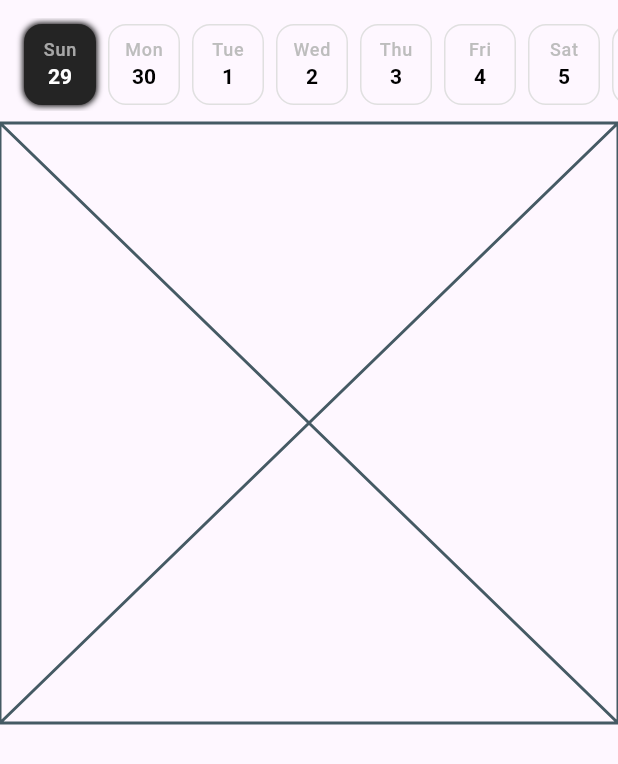
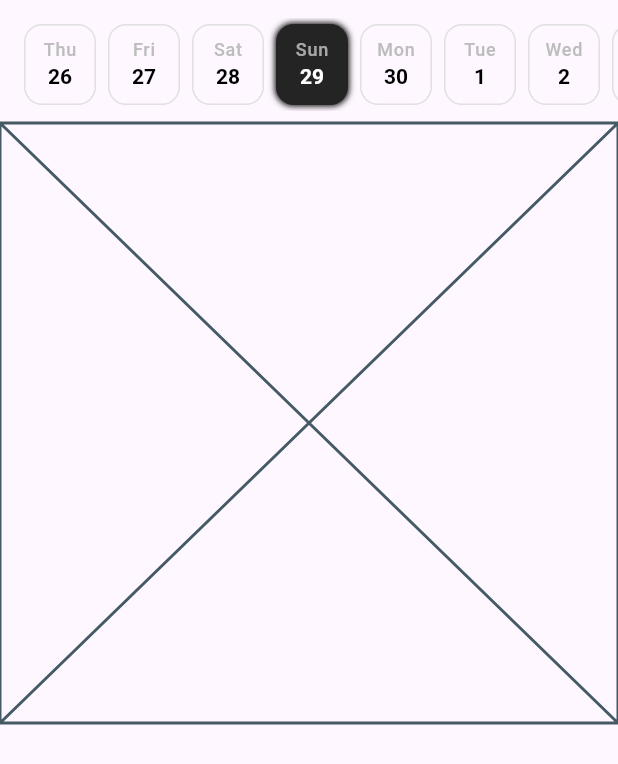
Before and after one commit to hamidjalili59/zest, a Flutter app: the HomePage screen opened by its route, on a phone screen of 412 x 824 dp. Shown: the top 764 px of the screen. Run offline on Flutter 3.47's test engine with Material 3 defaults, Android fonts, the light colour scheme and no system bars; our stand-ins replace dio, drift, drift_flutter, equatable, flutter_svg, freezed_annotation and 6 more; missing offline and left inert: dio_smart_retry; accounts and stored records are empty; generated files the repository leaves out were written again.

Commit message:
chore change method of day counting

```diff
--- a/lib/src/features/home/presentation/pages/home_page.dart
+++ b/lib/src/features/home/presentation/pages/home_page.dart
@@ -38,6 +38,18 @@ class DayCounterWidget extends StatefulWidget {
 
 class _DayCounterWidgetState extends State<DayCounterWidget> {
   final boxSize = Size(48, 54);
+  final today = DateTime.now();
+  final dateList = List<DateTime>.empty(growable: true);
+
+  @override
+  void initState() {
+    dateList.clear();
+    for (int i = -3; i <= 25; i++) {
+      final date = today.add(Duration(days: i));
+      dateList.add(date);
+    }
+    super.initState();
+  }
 
   @override
   Widget build(BuildContext context) {
@@ -53,10 +65,10 @@ class _DayCounterWidgetState extends State<DayCounterWidget> {
         child: Row(
           spacing: 8,
           children: List.generate(
-            16,
+            dateList.length,
             (index) => DecoratedBox(
               decoration: BoxDecoration(
-                border: index == 0
+                border: dateList[index] == today
                     ? null
                     : Border.all(color: Colors.grey.shade300),
                 borderRadius: BorderRadius.circular(
@@ -69,10 +81,10 @@ class _DayCounterWidgetState extends State<DayCounterWidget> {
                     ],
                   ).value,
                 ),
-                boxShadow: index == 0
+                boxShadow: dateList[index] == today
                     ? [BoxShadow(spreadRadius: .1, blurRadius: 3)]
                     : null,
-                color: index == 0 ? Color(0xff242424) : Colors.transparent,
+                color: dateList[index] == today ? Color(0xff242424) : Colors.transparent,
               ),
               child: SizedBox(
                 height: ResponsiveValue<double>(
@@ -102,18 +114,18 @@ class _DayCounterWidgetState extends State<DayCounterWidget> {
                   children: [
                     Text(
                       DateFormat.E().format(
-                        DateTime.now().add(Duration(days: index)),
+                        dateList[index],
                       ),
                       style: TextTheme.of(context).labelMedium?.copyWith(
-                        color: index == 0
+                        color: dateList[index] == today
                             ? Colors.white60
                             : Colors.grey.shade400,
                       ),
                     ),
                     Text(
-                      DateTime.now().add(Duration(days: index)).day.toString(),
+                      dateList[index].day.toString(),
                       style: TextTheme.of(context).titleSmall?.copyWith(
-                        color: index == 0 ? Colors.white : Colors.black,
+                        color: dateList[index] == today ? Colors.white : Colors.black,
                         fontWeight: FontWeight.w600,
                       ),
                     ),
```
